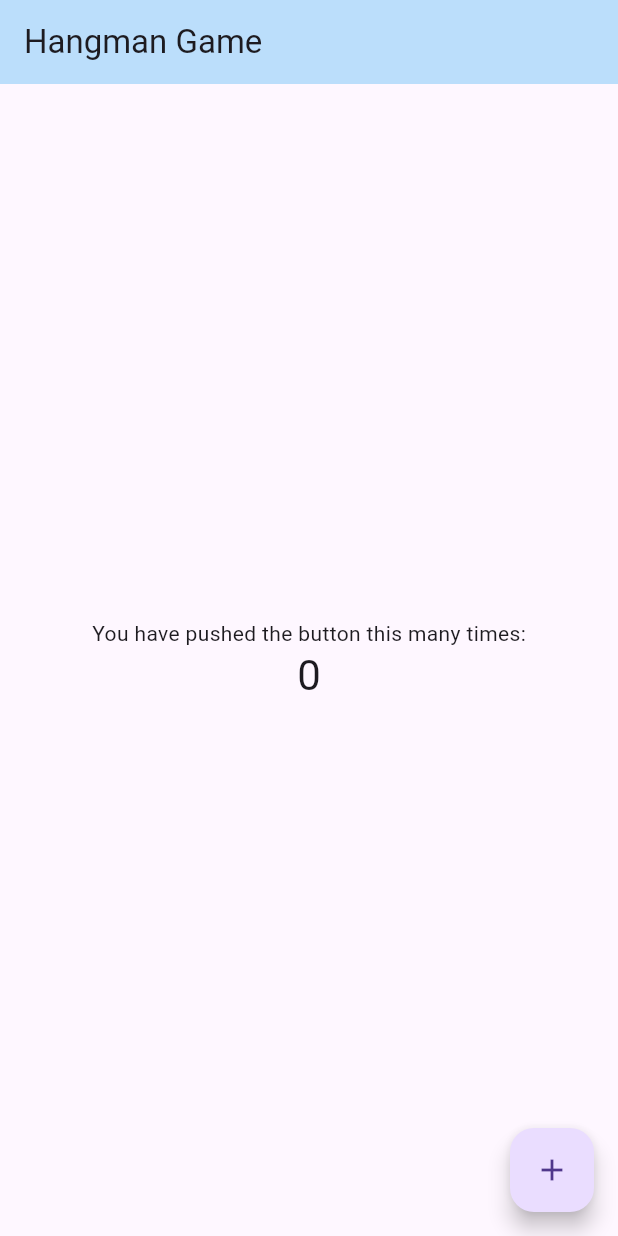
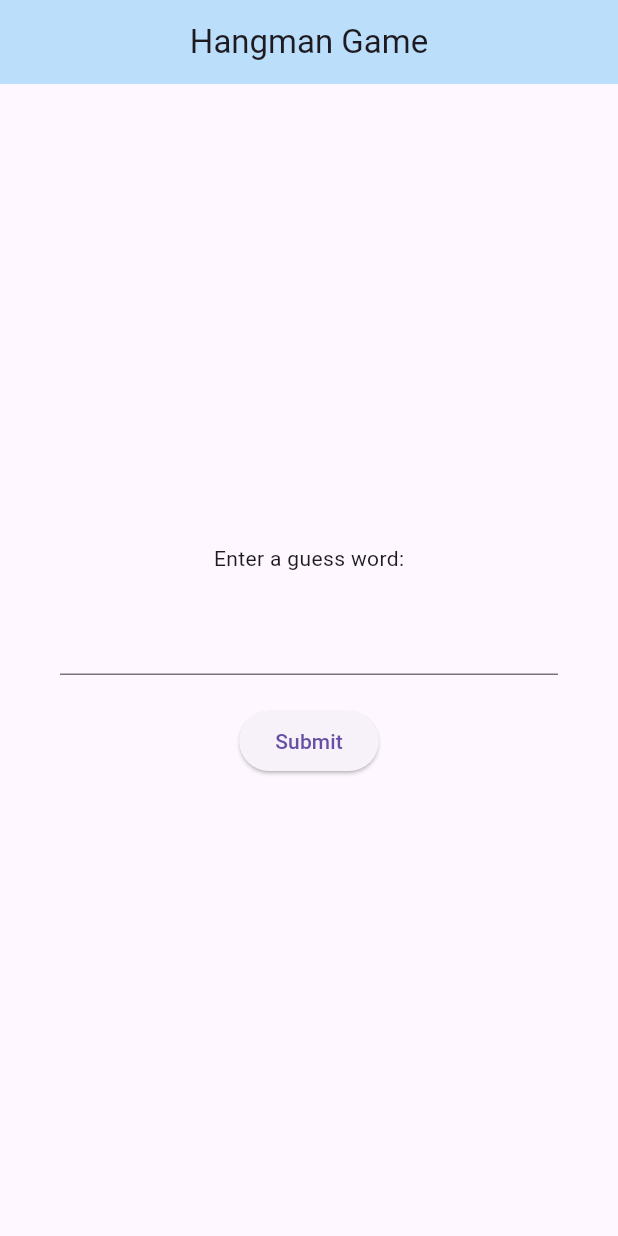
Before and after one commit to AntonyDerache/flutter_hangman_initiation, a Flutter app: the screen it shows after launch, on a phone screen of 412 x 824 dp. Run offline on Flutter 3.47's test engine with Material 3 defaults, Android fonts, the phone set to English and light mode, and no system bars; our stand-ins replace bloc, flutter_bloc.

Commit message:
add version 1

```diff
--- /dev/null
+++ b/devtools_options.yaml
@@ -0,0 +1,3 @@
+description: This file stores settings for Dart & Flutter DevTools.
+documentation: https://docs.flutter.dev/tools/devtools/extensions#configure-extension-enablement-states
+extensions:
--- /dev/null
+++ b/lib/cubit/guess_word_state.dart
@@ -0,0 +1,18 @@
+class GuessWordState {
+  String guessWord = '';
+  String hiddenWord = '';
+
+  GuessWordState(String newWord) {
+    guessWord = newWord;
+    hiddenWord = hiddenWord.padRight(guessWord.runes.length, ' _');
+    if (guessWord.isNotEmpty) {
+      hiddenWord =
+          hiddenWord.substring(0, 0) + guessWord[0] + hiddenWord.substring(2);
+    }
+  }
+
+  @override
+  String toString() {
+    return 'Word to guess: $guessWord';
+  }
+}
--- /dev/null
+++ b/lib/hangman/hangman_home.dart
@@ -0,0 +1,50 @@
+import 'package:flutter/material.dart';
+import 'package:flutter_bloc/flutter_bloc.dart';
+import 'package:hangman_game/cubit/guess_word_cubit.dart';
+
+class HangmanHome extends StatefulWidget {
+  const HangmanHome({super.key});
+
+  @override
+  State<StatefulWidget> createState() => _HangmanHome();
+}
+
+class _HangmanHome extends State<HangmanHome> {
+  final TextEditingController guessWordController = TextEditingController();
+
+  @override
+  void dispose() {
+    guessWordController.dispose();
+    super.dispose();
+  }
+
+  void submitGuessWord() {
+    context.read<GuessWordCubit>().setGuessWord(guessWordController.text);
+  }
+
+  @override
+  Widget build(BuildContext context) {
+    return Scaffold(
+        appBar: AppBar(
+          backgroundColor: Colors.blue.shade100,
+          title: const Text("Hangman Game"),
+          centerTitle: true,
+        ),
+        body: SafeArea(
+            child: Padding(
+          padding: const EdgeInsets.symmetric(vertical: 15, horizontal: 40),
+          child: Column(
+            mainAxisAlignment: MainAxisAlignment.center,
+            children: [
+              const Text("Enter a guess word:"),
+              const SizedBox(height: 20),
+              TextField(controller: guessWordController),
+              const SizedBox(height: 20),
+              ElevatedButton(
+                  onPressed: () => submitGuessWord(),
+                  child: const Text("Submit")),
+            ],
+          ),
+        )));
+  }
+}
--- a/lib/main.dart
+++ b/lib/main.dart
@@ -1,7 +1,13 @@
 import 'package:flutter/material.dart';
-import 'package:hangman_game/example_click_counter.dart';
+import 'package:flutter_bloc/flutter_bloc.dart';
+import 'package:hangman_game/cubit/cubit_observer.dart';
+import 'package:hangman_game/cubit/guess_word_cubit.dart';
+import 'package:hangman_game/cubit/guess_word_state.dart';
+import 'package:hangman_game/hangman/hangman_game.dart';
+import 'package:hangman_game/hangman/hangman_home.dart';
 
 void main() {
+  Bloc.observer = const CubitObserver();
   runApp(const MyApp());
 }
 
@@ -10,9 +16,20 @@ class MyApp extends StatelessWidget {
 
   @override
   Widget build(BuildContext context) {
-    return const MaterialApp(
-      title: 'Hangman project',
-      home: ClickCounter(title: 'Hangman Game'),
+    return BlocProvider(
+      create: (context) => GuessWordCubit(),
+      child: MaterialApp(
+        title: 'Hangman project',
+        home: BlocBuilder<GuessWordCubit, GuessWordState>(
+          builder: (context, state) {
+            if (state.guessWord == "") {
+              return const HangmanHome();
+            } else {
+              return HangmanGame(guessWord: state.guessWord);
+            }
+          },
+        ),
+      ),
     );
   }
 }
--- /dev/null
+++ b/lib/types/guess_enum.dart
@@ -0,0 +1,5 @@
+enum GuessStateEnum {
+  failed,
+  letterFound,
+  wordFound,
+}
--- a/pubspec.yaml
+++ b/pubspec.yaml
@@ -8,6 +8,8 @@ environment:
   sdk: '>=3.4.3 <4.0.0'
 
 dependencies:
+  bloc: ^8.1.0
+  flutter_bloc: ^8.1.1
   flutter:
     sdk: flutter
 
```
Also changed, not shown: lib/cubit/cubit_observer.dart (added, +10 -0 lines), lib/cubit/guess_word_cubit.dart (added, +47 -0 lines), lib/hangman.dart (deleted, +0 -11 lines), lib/hangman/dialogs/end_dialog.dart (added, +24 -0 lines), lib/hangman/dialogs/guess_word_dialog.dart (added, +32 -0 lines), lib/hangman/hangman_game.dart (added, +163 -0 lines), lib/hangman/history_counter.dart (added, +26 -0 lines), lib/utils/replace_char_at.dart (added, +7 -0 lines), lib/example/example_click_counter.dart (renamed from lib/example_click_counter.dart), 1 other file.
